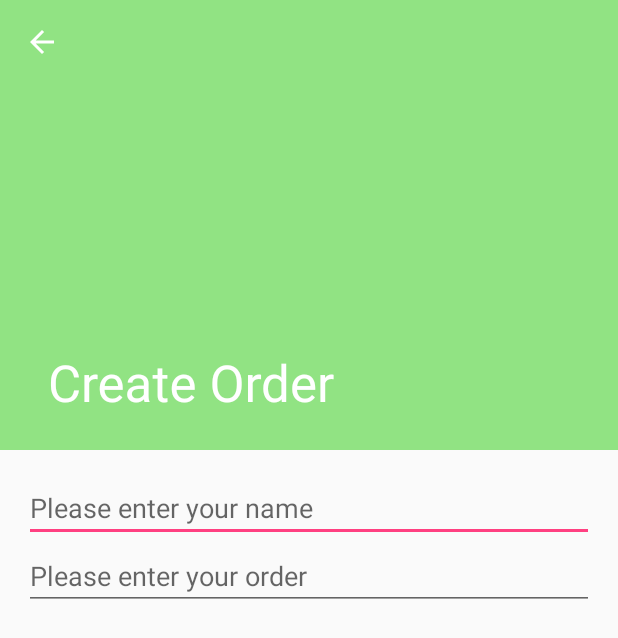
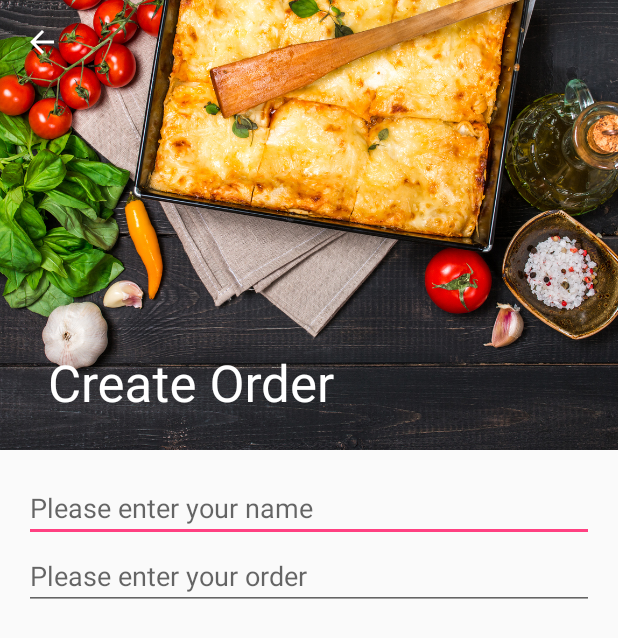
Before and after one commit to rhaydar/BitsAndPizzas, an Android app: the OrderActivity screen opened directly, with no data from a screen before it, on a phone screen of 412 x 824 dp. Shown: the top 638 px of the screen. Run offline under Robolectric (Android 15) with nearby library versions, the phone set to English and light mode, and no system bars.

Commit message:
Ch. 12: Add background image to collapsing toolbar.
The toolbar changes back to the background to the primary
color, when it's collapsed.

```diff
--- a/app/src/main/res/layout/activity_order.xml
+++ b/app/src/main/res/layout/activity_order.xml
@@ -15,7 +15,16 @@
         <com.google.android.material.appbar.CollapsingToolbarLayout
             android:layout_width="match_parent"
             android:layout_height="match_parent"
-            app:layout_scrollFlags="scroll|exitUntilCollapsed">
+            app:layout_scrollFlags="scroll|exitUntilCollapsed"
+            app:contentScrim="@color/colorPrimary">
+
+            <ImageView
+                android:layout_width="match_parent"
+                android:layout_height="wrap_content"
+                android:scaleType="centerCrop"
+                android:src="@drawable/restaurant"
+                android:contentDescription="@string/restaurant_image"
+                app:layout_collapseMode="parallax"/>
 
             <androidx.appcompat.widget.Toolbar
                 android:id="@+id/toolbar"
```
